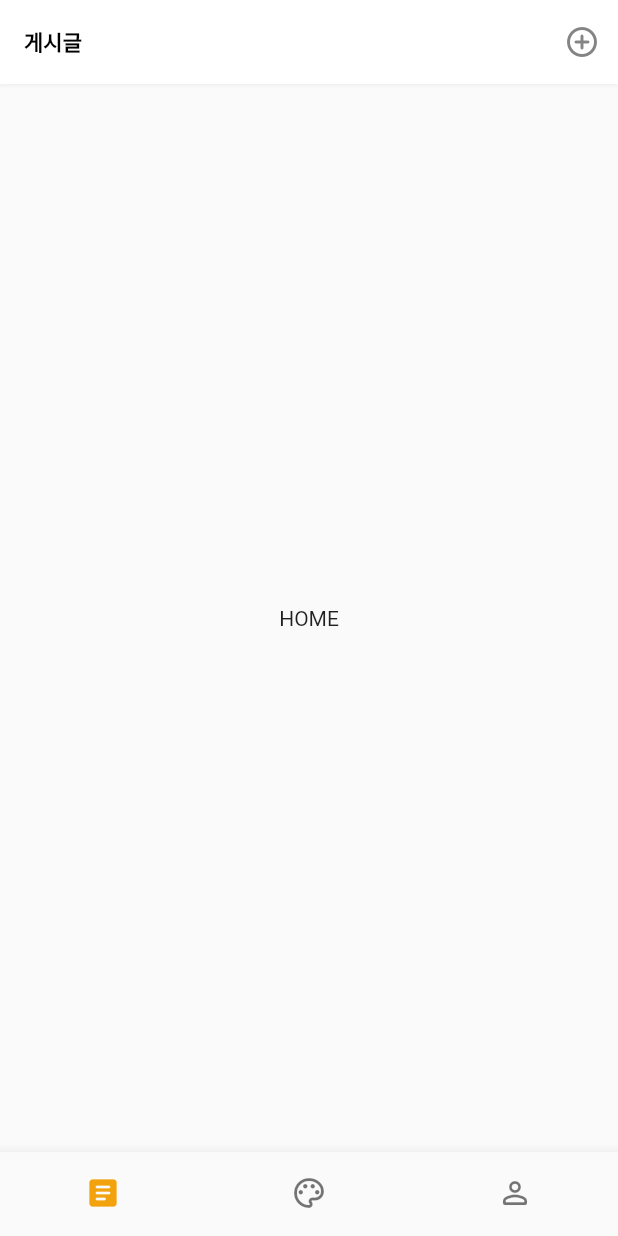
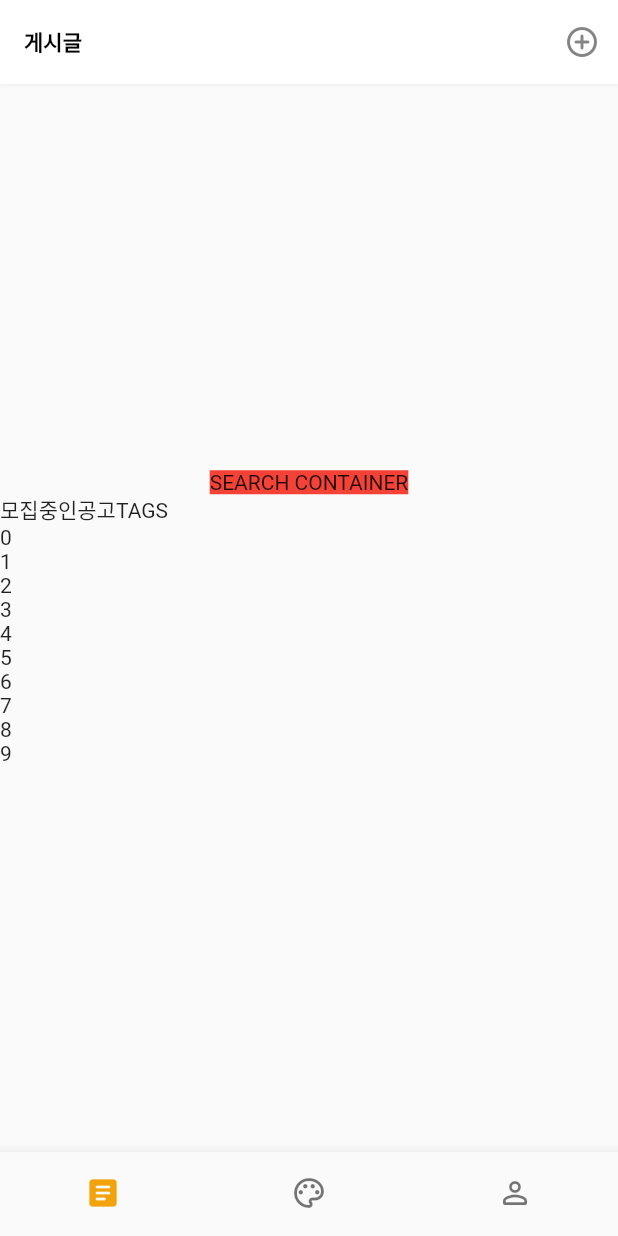
Before and after one commit to lRuRl/idea-concert, a Flutter app: the screen it shows after launch, on a phone screen of 412 x 824 dp. Run offline on Flutter 3.47's test engine with Material 2 defaults, Android fonts, the phone set to English and light mode, and no system bars.

Commit message:
#Home page init.

```diff
--- a/iruri/lib/components/component.dart
+++ b/iruri/lib/components/component.dart
@@ -16,5 +16,5 @@ const Widget divider = Divider(color: Color(0xFFEEEEEE), thickness: 1);
  *  게시자: Neevash Ramdial
  *  VS Marketplace 링크: https://marketplace.visualstudio.com/items?itemName=Nash.awesome-flutter-snippets
  *
- *  그럼 화이팅
+ *  그럼 화이팅 !
  */
--- a/iruri/lib/pages/home/home.dart
+++ b/iruri/lib/pages/home/home.dart
@@ -5,13 +5,102 @@ class HomePage extends StatefulWidget {
   _HomePageState createState() => _HomePageState();
 }
 
+/*
+ *  [ 홈 ] : 매칭피드
+ *  구성요소 :
+ *    - 검색 바 -> [ 검색 칸, 검색 버튼 ]
+ *    - 태그 바 -> [ 태그 텍스트, 태그 버튼을 누를 수 있는 둥근 칸 ]
+ *    - 모집 중인 공고 -> [ 모집 중인 공고 텍스트, 설정된 태그, 공고 리스트 뷰 ]
+ *
+ *  @params
+ *    scrollController : scrollcontroller
+ *    textEditingController : 검색 칸에 쓰일 controller, text 관련 작업이 수월
+ *    tags[] : 현재 설정된 tag들을 담아둘 list
+ *    fetchedList[] : 서버로 부터 받아올 모집중인 공고 list
+ *
+ *  @Widgets
+ *    searchContainer : 검색 바
+ *    tagContainer    : 태그 바
+ *    recruitContainer : 모집 중인 공고
+ */
 class _HomePageState extends State<HomePage> {
-  ScrollController scrollController = new ScrollController();
+  // @params
+  ScrollController scrollController; // ScrollController 로 스크롤 높이 등을 조절할 수 있습니다.
+  // TextEditingController textEditingController;
+  // var tags;
+  // var fetchedData;
+
+  @override
+  void initState() {
+    super.initState();
+    // TODO: fetch Data
+  }
 
   @override
   Widget build(BuildContext context) {
     return Container(
-      child: Text("HOME"),
+      child: SingleChildScrollView(
+        controller: scrollController,
+        child: Column(
+          children: <Widget>[
+            // SEARCH CONTAINER
+            searchContainer(),
+            // TAG CONTAINER
+            tagContainer(),
+            // RECRUIT CONTAINER
+            recruitContainer()
+          ],
+        ),
+      ),
+    );
+  }
+
+  // searchContainer
+  Widget searchContainer() {
+    return Container(
+      child: Text("SEARCH CONTAINER"),
+      color: Colors.red,
+    );
+  }
+
+  /*
+   *  TODO: @sooo19 태그 컨테이너 만들기
+   *  - 위에는 '태그' 글씨가 들어가야합니다. fontSize : 18, fontWeight : bold
+   *  - 둥근 사각형으로 구성이 되어있습니다. 아이폰X 기준 가로 : 345px, 세로 : 80px, 선 색깔 : #F2F2F2, borderRadius : 20
+   *  - 같은 아이템으로 6개가 나열되어 있는데 이는 두가지 방법을 사용할 수 있습니다.
+   *    1) 하나씩 선언해주기
+   *    2) ListView 사용하기
+   *  - 1번 같은 경우에는 2번보다는 코드가 조금 더 길 수 있지만 그만큼 더 직관적입니다. 그리고 2번과는 다르게 어떤 배열이나 Map<String, dynamic> 같은 객체를 사용해서 구현을 하지 않아도 됩니다.
+   *  - 2번 같은 경우에는 ListView.builder( ) 같은 것을 사용해서 몇개의 변수와 함께 간략한 코드로 구현할 수 있습니다.
+   *  >> 1번을 먼저 시도 해보시고, 2번을 시도해보세요 수림님.
+   *    1번을 구현하시면 기본적인 레이아웃을 구현할 때 Row, Column에 대해서 이해되실거에요.
+   *    그리고 mainAxisAlignment와 crossAxisAlignment를 이용해서 children [ ] 안에 있는 자식들을 정렬해보는 것도 도움이 될 겁니다.
+   *    ListView를 사용하실 때는 전반적인 레이아웃에 대한 이해가 필요해서 조금 익숙해지시면 시도해보시는 걸 추천 드립니다. :)
+   *  - 공통사항: 버튼을 눌렀을 때, setState(() { }); 를 통해서 현재 _HomePageState 안에 있는 tags[] 내용 값을 변경해주어야합니다.
+   *
+   *  그럼 화이팅 !
+   */
+  Widget tagContainer() {
+    return Column(
+        // TODO: @sooo19 / 태그 텍스트, 태그를 누를 수 있는 버튼 6개
+        );
+  }
+
+  // recruitContainer
+  Widget recruitContainer() {
+    return Column(
+      children: <Widget>[
+        Row(
+          children: <Widget>[Text("모집중인공고"), Text("TAGS")],
+        ),
+        ListView.builder(
+          shrinkWrap: true, // 자동으로 길이를 조정해주는 느낌
+          itemCount: 10, // 리스트 뷰안에 있는 자식 객체 수
+          itemBuilder: (context, index) {
+            return Text(index.toString());
+          },
+        )
+      ],
     );
   }
 }
```
